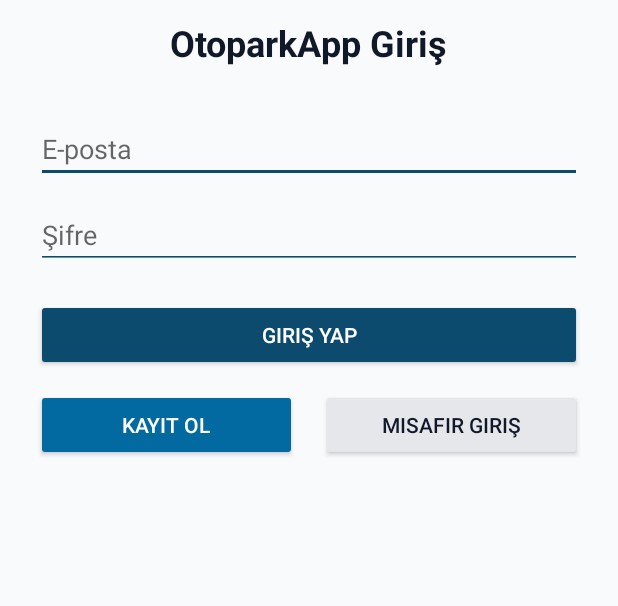
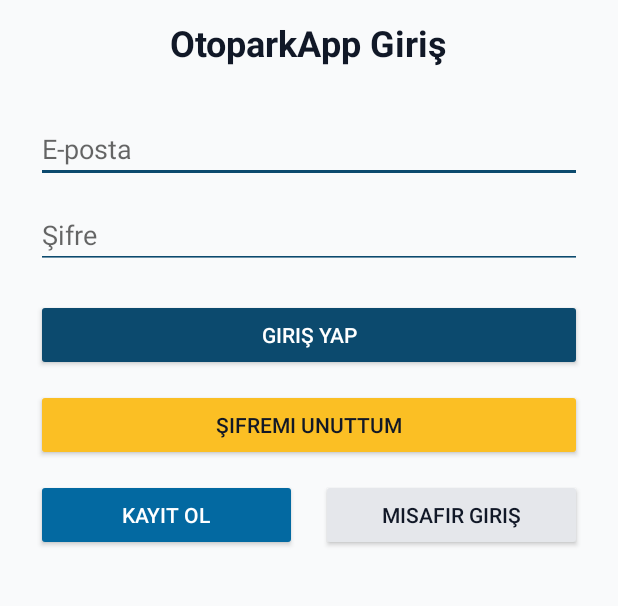
Before and after one commit to halenursarisen/aracplakatanima, an Android app built with Jetpack Compose: the screen it shows after launch (MainActivity), on a phone screen of 412 x 824 dp, the part 288-894 px from its top. Run offline under Robolectric (Android 15) with nearby library versions, the phone set to English and light mode, and no system bars; our stand-ins replace Firebase (no records; nobody signed in at launch, a user with empty details on screens opened directly).

Commit message:
Şifremi Unuttum sayfası eklendi ve MainActivity yönlendirmesi güncellendi

```diff
--- a/kullaniciApp/app/src/main/AndroidManifest.xml
+++ b/kullaniciApp/app/src/main/AndroidManifest.xml
@@ -19,6 +19,8 @@
         <activity android:name=".KayitOlActivity" android:exported="false" />
         <activity android:name=".KayitsizGirisActivity" android:exported="false" />
         <activity android:name=".MisafirHomeActivity" />
+        <activity android:name=".SifremiUnuttumActivity" />
+
 
 
         <activity
--- a/kullaniciApp/app/src/main/java/com/example/kullaniciapp/MainActivity.kt
+++ b/kullaniciApp/app/src/main/java/com/example/kullaniciapp/MainActivity.kt
@@ -23,6 +23,7 @@
         val loginButton = findViewById<Button>(R.id.buttonLogin)
         val registerButton = findViewById<Button>(R.id.buttonRegister)
         val guestLoginButton = findViewById<Button>(R.id.btnGuestLogin)
+        val resetPasswordButton = findViewById<Button>(R.id.btnResetPassword) // 💡 yeni eklenen buton
 
         loginButton.setOnClickListener {
             val email = emailEditText.text.toString().trim()
@@ -40,7 +41,6 @@
             startActivity(Intent(this, KayitOlActivity::class.java))
         }
 
-
         // 👇 Anonim giriş işlemi
         guestLoginButton.setOnClickListener {
             auth.signInAnonymously()
@@ -53,6 +53,11 @@
                         Toast.makeText(this, "Anonim giriş başarısız: ${task.exception?.message}", Toast.LENGTH_SHORT).show()
                     }
                 }
+        }
+
+        // 👇 Şifremi Unuttum sayfasına yönlendirme
+        resetPasswordButton.setOnClickListener {
+            startActivity(Intent(this, SifremiUnuttumActivity::class.java))
         }
     }
 
--- a/kullaniciApp/app/src/main/res/layout/activity_kayit_ol.xml
+++ b/kullaniciApp/app/src/main/res/layout/activity_kayit_ol.xml
@@ -59,7 +59,7 @@
             android:id="@+id/editTextPassword"
             android:layout_width="match_parent"
             android:layout_height="wrap_content"
-            android:hint="Şifre"
+            android:hint="Şifre(en az 6 karakter olmalı)"
             android:inputType="textPassword"
             android:layout_marginBottom="24dp"
             android:backgroundTint="#0C4A6E"
--- a/kullaniciApp/app/src/main/res/layout/activity_main.xml
+++ b/kullaniciApp/app/src/main/res/layout/activity_main.xml
@@ -63,6 +63,16 @@
             android:textColor="#FFFFFF"
             android:layout_marginBottom="12dp" />
 
+        <!-- Şifremi Unuttum (YENİ) -->
+        <Button
+            android:id="@+id/btnResetPassword"
+            android:layout_width="match_parent"
+            android:layout_height="wrap_content"
+            android:text="Şifremi Unuttum"
+            android:backgroundTint="#FBBF24"
+            android:textColor="#111827"
+            android:layout_marginBottom="12dp" />
+
         <!-- Kayıt Ol ve Kayıtsız Devam Yan Yana -->
         <LinearLayout
             android:layout_width="match_parent"
```
Also changed, not shown: kullaniciApp/app/src/main/java/com/example/kullaniciapp/SifremiUnuttumActivity.kt (added, +42 -0 lines), kullaniciApp/app/src/main/res/layout/activity_sifremi_unuttum.xml (added, +56 -0 lines).
